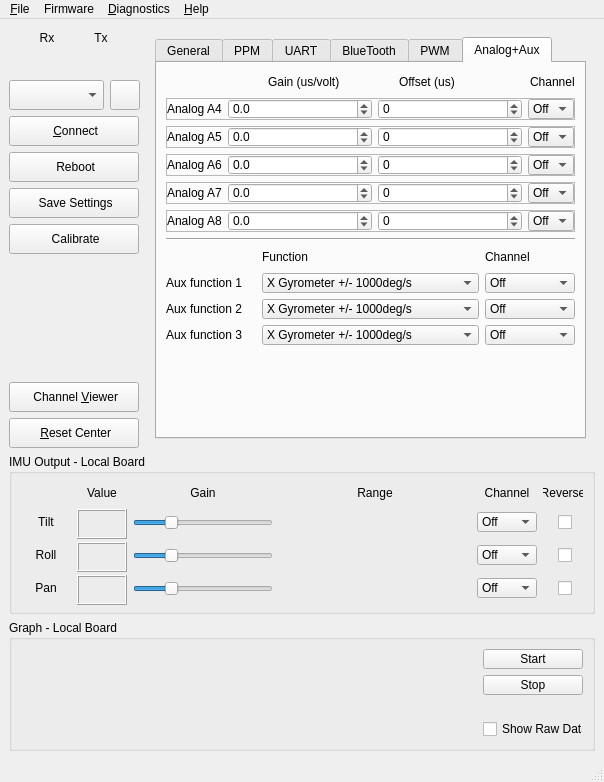
The window that gui/src/mainwindow.ui (L1cardo/HeadTracker_CN) describes before a commit, drawn with Qt 5.
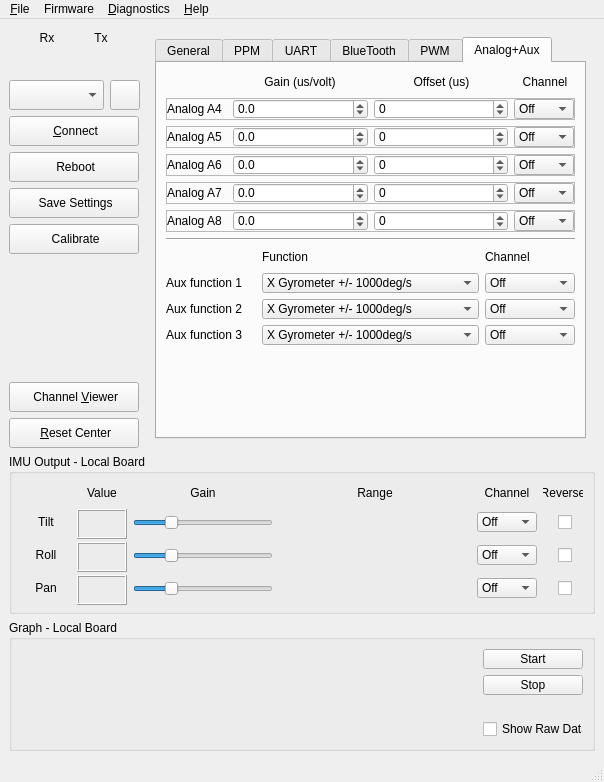
The same window after the commit. The open tabs and pages were chosen to show the change. Icons and pictures are not drawn. Custom widgets are drawn as their Qt base class.

The edit to the form file:
```diff
--- a/gui/src/mainwindow.ui
+++ b/gui/src/mainwindow.ui
@@ -699,10 +699,16 @@
          </layout>
         </widget>
         <widget class="QWidget" name="NANO33BLE">
+         <property name="sizePolicy">
+          <sizepolicy hsizetype="Preferred" vsizetype="Minimum">
+           <horstretch>0</horstretch>
+           <verstretch>0</verstretch>
+          </sizepolicy>
+         </property>
          <property name="minimumSize">
           <size>
            <width>0</width>
-           <height>340</height>
+           <height>420</height>
           </size>
          </property>
          <layout class="QVBoxLayout" name="verticalLayout_2">
@@ -3118,20 +3124,23 @@
               <item>
                <layout class="QHBoxLayout" name="horizontalLayout_11">
                 <item>
-                 <spacer name="horizontalSpacer_3">
-                  <property name="orientation">
-                   <enum>Qt::Orientation::Horizontal</enum>
+                 <widget class="QLabel" name="label_4">
+                  <property name="minimumSize">
+                   <size>
+                    <width>60</width>
+                    <height>20</height>
+                   </size>
                   </property>
-                  <property name="sizeType">
-                   <enum>QSizePolicy::Policy::MinimumExpanding</enum>
-                  </property>
-                  <property name="sizeHint" stdset="0">
+                  <property name="maximumSize">
                    <size>
-                    <width>40</width>
+                    <width>60</width>
                     <height>20</height>
                    </size>
                   </property>
-                 </spacer>
+                  <property name="text">
+                   <string/>
+                  </property>
+                 </widget>
                 </item>
                 <item>
                  <widget class="QLabel" name="label_43">
@@ -3150,6 +3159,9 @@
                   <property name="text">
                    <string>Gain (us/volt)</string>
                   </property>
+                  <property name="alignment">
+                   <set>Qt::AlignmentFlag::AlignCenter</set>
+                  </property>
                  </widget>
                 </item>
                 <item>
@@ -3169,6 +3181,9 @@
                   <property name="text">
                    <string>Offset (us)</string>
                   </property>
+                  <property name="alignment">
+                   <set>Qt::AlignmentFlag::AlignCenter</set>
+                  </property>
                  </widget>
                 </item>
                 <item>
@@ -3181,19 +3196,22 @@
                   </property>
                   <property name="minimumSize">
                    <size>
-                    <width>0</width>
+                    <width>60</width>
                     <height>20</height>
                    </size>
                   </property>
                   <property name="maximumSize">
                    <size>
-                    <width>16777215</width>
+                    <width>60</width>
                     <height>20</height>
                    </size>
                   </property>
                   <property name="text">
                    <string>Channel</string>
                   </property>
+                  <property name="alignment">
+                   <set>Qt::AlignmentFlag::AlignCenter</set>
+                  </property>
                  </widget>
                 </item>
                </layout>
@@ -3234,13 +3252,13 @@
                      </property>
                      <property name="minimumSize">
                       <size>
-                       <width>0</width>
+                       <width>60</width>
                        <height>20</height>
                       </size>
                      </property>
                      <property name="maximumSize">
                       <size>
-                       <width>16777215</width>
+                       <width>60</width>
                        <height>20</height>
                       </size>
                      </property>
@@ -3318,13 +3336,13 @@
                      </property>
                      <property name="minimumSize">
                       <size>
-                       <width>0</width>
+                       <width>60</width>
                        <height>20</height>
                       </size>
                      </property>
                      <property name="maximumSize">
                       <size>
-                       <width>16777215</width>
+                       <width>60</width>
                        <height>20</height>
                       </size>
                      </property>
@@ -3452,13 +3470,13 @@
                      </property>
                      <property name="minimumSize">
                       <size>
-                       <width>0</width>
+                       <width>60</width>
                        <height>20</height>
                       </size>
                      </property>
                      <property name="maximumSize">
                       <size>
-                       <width>16777215</width>
+                       <width>60</width>
                        <height>20</height>
                       </size>
                      </property>
@@ -3536,13 +3554,13 @@
                      </property>
                      <property name="minimumSize">
                       <size>
-                       <width>0</width>
+                       <width>60</width>
                        <height>20</height>
                       </size>
                      </property>
                      <property name="maximumSize">
                       <size>
-                       <width>16777215</width>
+                       <width>60</width>
                        <height>20</height>
                       </size>
                      </property>
@@ -3670,13 +3688,13 @@
                      </property>
                      <property name="minimumSize">
                       <size>
-                       <width>0</width>
+                       <width>60</width>
                        <height>20</height>
                       </size>
                      </property>
                      <property name="maximumSize">
                       <size>
-                       <width>16777215</width>
+                       <width>60</width>
                        <height>20</height>
                       </size>
                      </property>
@@ -3754,13 +3772,13 @@
                      </property>
                      <property name="minimumSize">
                       <size>
-                       <width>0</width>
+                       <width>60</width>
                        <height>20</height>
                       </size>
                      </property>
                      <property name="maximumSize">
                       <size>
-                       <width>16777215</width>
+                       <width>60</width>
                        <height>20</height>
                       </size>
                      </property>
@@ -3888,13 +3906,13 @@
                      </property>
                      <property name="minimumSize">
                       <size>
-                       <width>0</width>
+                       <width>60</width>
                        <height>20</height>
                       </size>
                      </property>
                      <property name="maximumSize">
                       <size>
-                       <width>16777215</width>
+                       <width>60</width>
                        <height>20</height>
                       </size>
                      </property>
@@ -3972,13 +3990,13 @@
                      </property>
                      <property name="minimumSize">
                       <size>
-                       <width>0</width>
+                       <width>60</width>
                        <height>20</height>
                       </size>
                      </property>
                      <property name="maximumSize">
                       <size>
-                       <width>16777215</width>
+                       <width>60</width>
                        <height>20</height>
                       </size>
                      </property>
@@ -4106,13 +4124,13 @@
                      </property>
                      <property name="minimumSize">
                       <size>
-                       <width>0</width>
+                       <width>60</width>
                        <height>20</height>
                       </size>
                      </property>
                      <property name="maximumSize">
                       <size>
-                       <width>16777215</width>
+                       <width>60</width>
                        <height>20</height>
                       </size>
                      </property>
@@ -4190,13 +4208,13 @@
                      </property>
                      <property name="minimumSize">
                       <size>
-                       <width>0</width>
+                       <width>60</width>
                        <height>20</height>
                       </size>
                      </property>
                      <property name="maximumSize">
                       <size>
-                       <width>16777215</width>
+                       <width>60</width>
                        <height>20</height>
                       </size>
                      </property>
```
Left out of the diff: 2 changed lines with no effect on the pictures.
